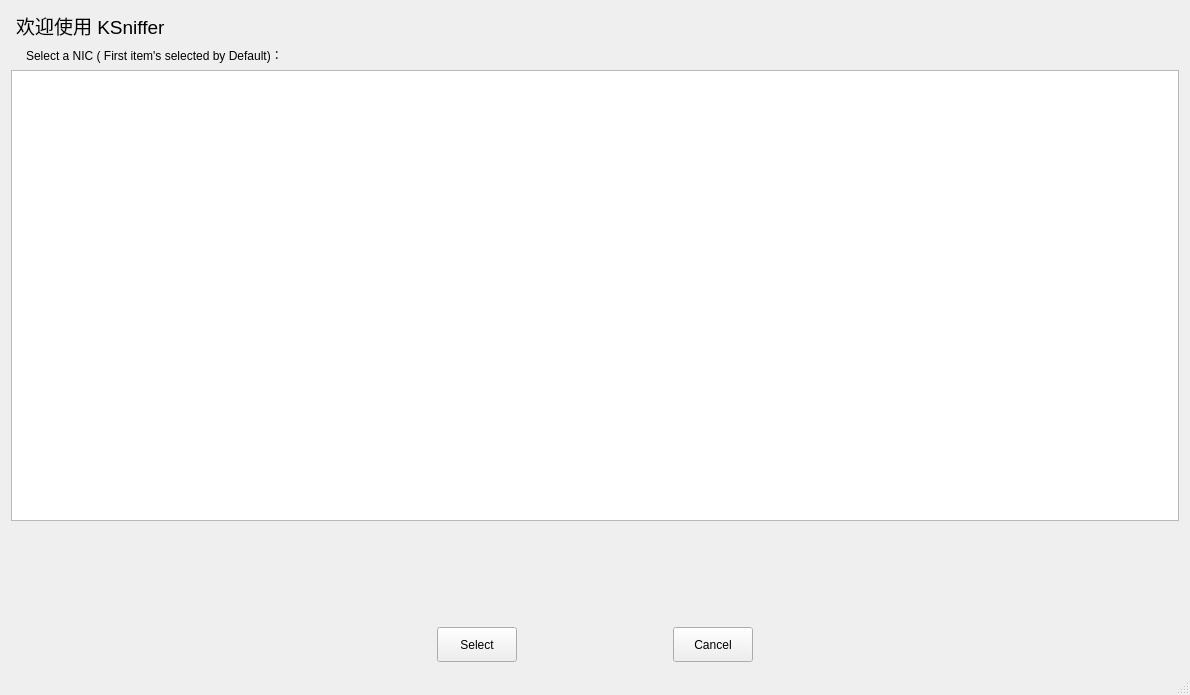
This is mainwindow.ui in kian98/ksniffer as Qt 5 draws it before an edit. The edited form follows.
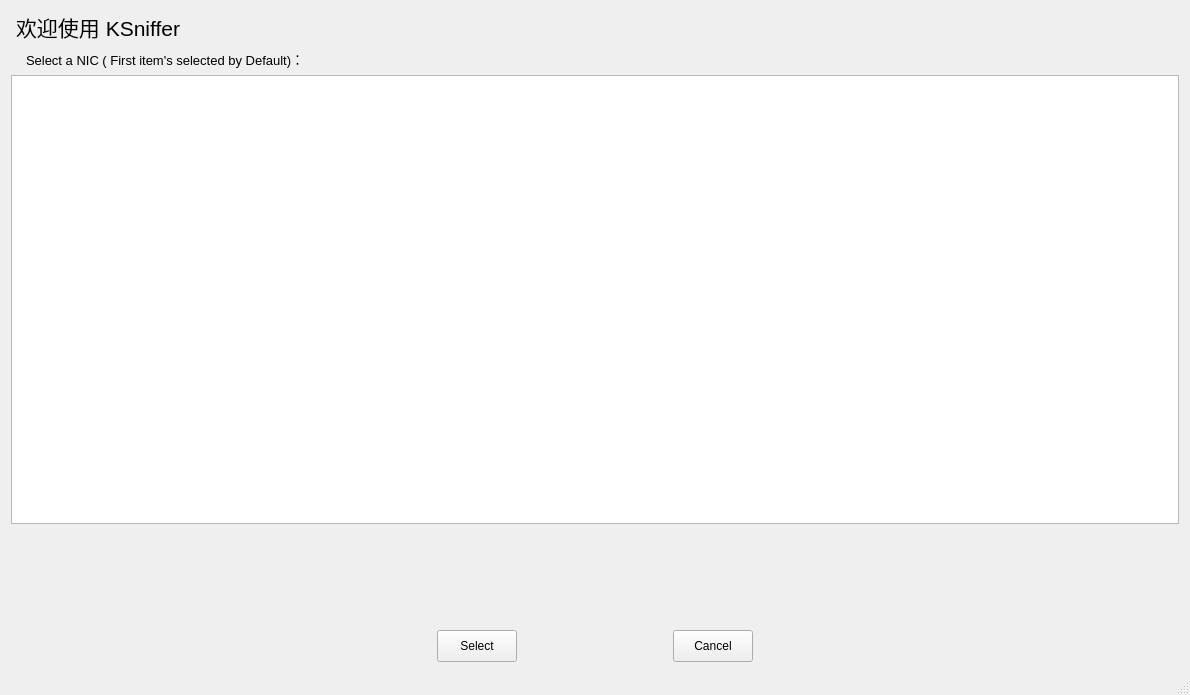
This is the edited form. The open tabs and pages were chosen to show the change. Icons and pictures are not drawn. Custom widgets are drawn as their Qt base class.

```diff
--- a/mainwindow.ui
+++ b/mainwindow.ui
@@ -10,6 +10,11 @@
     <height>695</height>
    </rect>
   </property>
+  <property name="font">
+   <font>
+    <family>Microsoft YaHei UI</family>
+   </font>
+  </property>
   <property name="windowTitle">
    <string>KSniffer</string>
   </property>
@@ -45,7 +50,7 @@
             <property name="font">
              <font>
               <family>Microsoft YaHei UI</family>
-              <pointsize>14</pointsize>
+              <pointsize>16</pointsize>
               <weight>50</weight>
               <bold>false</bold>
              </font>
@@ -78,6 +83,18 @@
           </item>
           <item>
            <widget class="QLabel" name="label_2">
+            <property name="sizePolicy">
+             <sizepolicy hsizetype="Preferred" vsizetype="Preferred">
+              <horstretch>0</horstretch>
+              <verstretch>0</verstretch>
+             </sizepolicy>
+            </property>
+            <property name="font">
+             <font>
+              <family>Microsoft YaHei UI</family>
+              <pointsize>10</pointsize>
+             </font>
+            </property>
             <property name="statusTip">
              <string/>
             </property>
@@ -158,13 +175,13 @@
               <property name="minimumSize">
                <size>
                 <width>0</width>
-                <height>35</height>
+                <height>32</height>
                </size>
               </property>
               <property name="maximumSize">
                <size>
                 <width>16777215</width>
-                <height>35</height>
+                <height>32</height>
                </size>
               </property>
               <property name="statusTip">
@@ -196,13 +213,13 @@
               <property name="minimumSize">
                <size>
                 <width>0</width>
-                <height>35</height>
+                <height>32</height>
                </size>
               </property>
               <property name="maximumSize">
                <size>
                 <width>16777215</width>
-                <height>35</height>
+                <height>32</height>
                </size>
               </property>
               <property name="statusTip">
```
Left out of the diff: 7 changed lines with no effect on the pictures.
